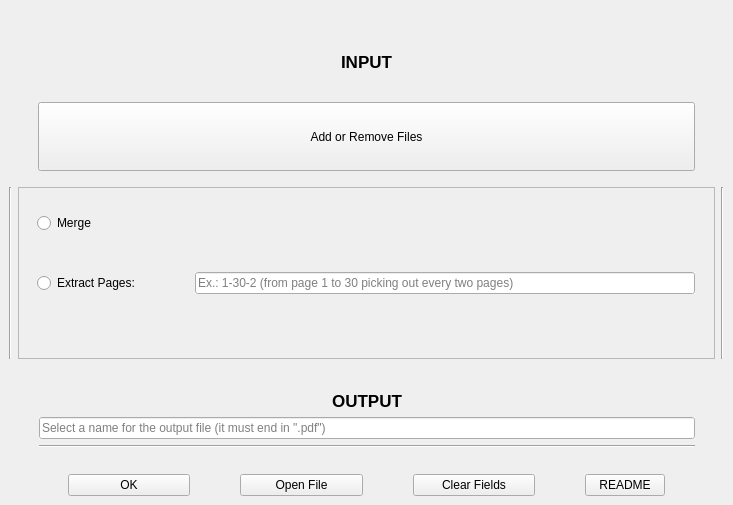
First picture: the form in UserInterface.ui, repository cbr9/PDF-Merger, before the edit.
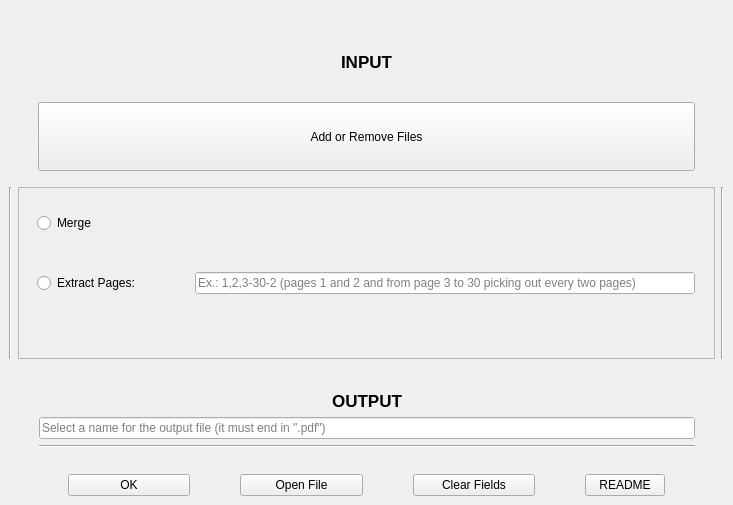
Second picture: the form after the edit.

Commit message: extracting almost completely working

What changed in the file:
```diff
--- a/UserInterface.ui
+++ b/UserInterface.ui
@@ -94,7 +94,7 @@
           <string/>
          </property>
          <property name="placeholderText">
-          <string>Ex.: 1-30-2 (from page 1 to 30 picking out every two pages)</string>
+          <string>Ex.: 1,2,3-30-2 (pages 1 and 2 and from page 3 to 30 picking out every two pages)</string>
          </property>
         </widget>
        </item>
```
The commit also changes 2 other files.
